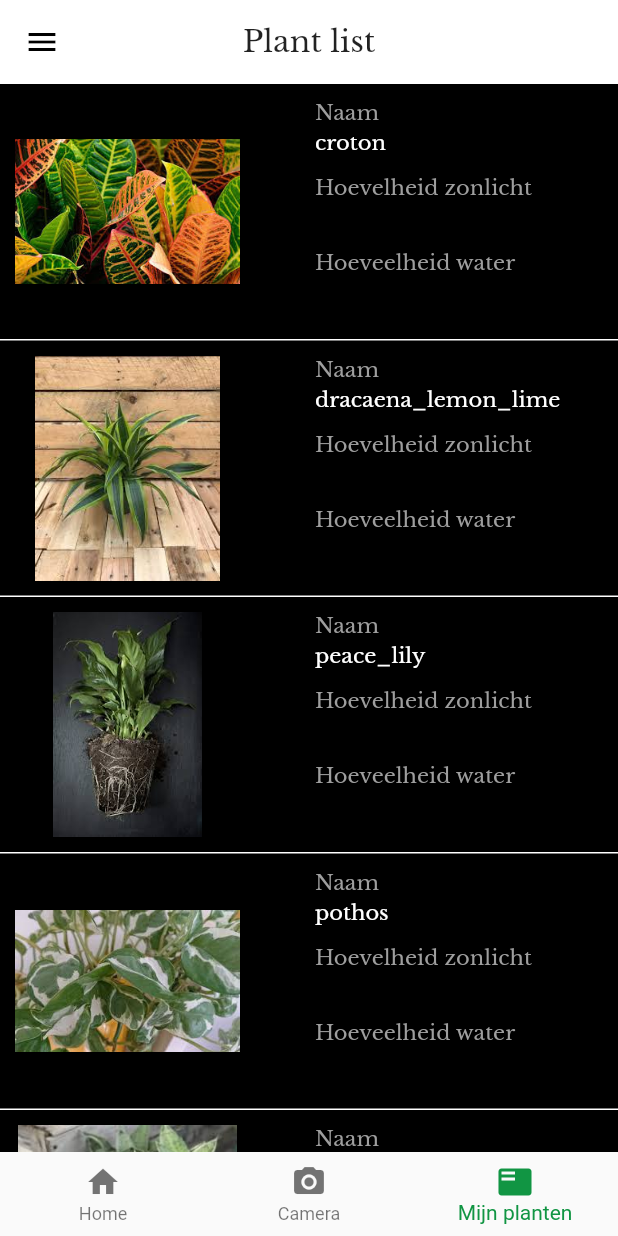
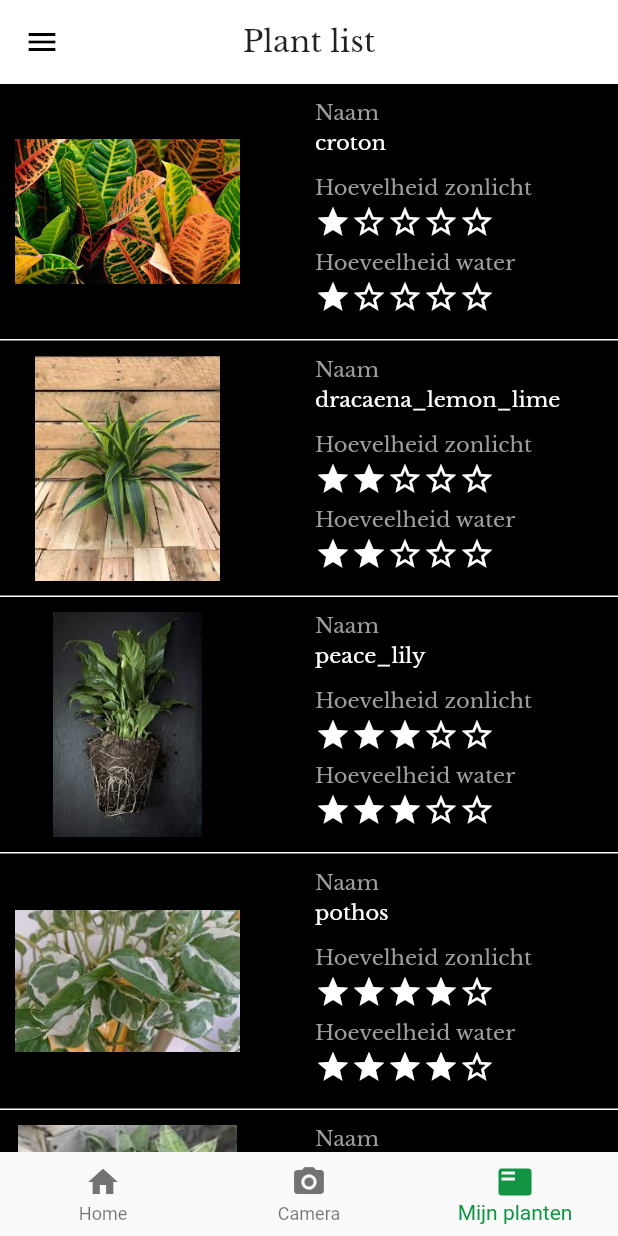
Before and after one commit to Bramgus12/ProjectD, a Flutter app: the PlantList screen opened by its route, on a phone screen of 412 x 824 dp. Run offline on Flutter 3.47's test engine with Material 2 defaults, Android fonts, the phone set to English and light mode, and no system bars.

```diff
--- a/client/lib/pages/PlantList.dart
+++ b/client/lib/pages/PlantList.dart
@@ -19,6 +19,8 @@ class PlantList extends StatelessWidget {
           PlantItem(
               name: plantNames[index % 5],
               image: 'assets/images/' + plantNames[index % 5] + '.jpg',
+              waterNeeded: (index % 5) + 1,
+              sunlightNeeded: (index % 5) + 1,
           ),
         itemCount: 25,
       )
@@ -29,11 +31,13 @@ class PlantList extends StatelessWidget {
 class PlantItem extends StatelessWidget {
   final String name;
   final String image;
+  final int sunlightNeeded;
+  final int waterNeeded;
 
   final double _imageWidth = 150.0;
   final double _imageHeight = 150.0;
 
-  PlantItem({this.name, this.image});
+  PlantItem({this.name, this.image, this.sunlightNeeded, this.waterNeeded});
 
   @override
   Widget build(BuildContext context) {
@@ -74,9 +78,6 @@ class PlantItem extends StatelessWidget {
               top: 20,
               child: Text(
                 name,
-                style: TextStyle(
-                    color: Colors.white
-                ),
               ),
             ),
             Positioned(
@@ -91,6 +92,15 @@ class PlantItem extends StatelessWidget {
             ),
             Positioned(
               left: 200,
+              top: 70,
+              child: RatingRow(
+                count: sunlightNeeded,
+                filledIcon: Icons.star,
+                unfilledIcon: Icons.star_border
+              )
+            ),
+            Positioned(
+              left: 200,
               top: 100,
               child: Text(
                 'Hoeveelheid water',
@@ -98,13 +108,44 @@ class PlantItem extends StatelessWidget {
                     color: Colors.grey
                 ),
               ),
-            )
+            ),
+            Positioned(
+                left: 200,
+                top: 120,
+                child: RatingRow(
+                    count: waterNeeded,
+                    filledIcon: Icons.star,
+                    unfilledIcon: Icons.star_border
+                )
+            ),
           ],
         ),
       ),
       style: TextStyle(
-          fontFamily: 'Libre Baskerville'
+          fontFamily: 'Libre Baskerville',
+          color: Colors.white
       ),
     );
   }
 }
+
+class RatingRow extends StatelessWidget {
+  final int count;
+  final IconData filledIcon;
+  final IconData unfilledIcon;
+
+  RatingRow({this.count, this.filledIcon, this.unfilledIcon});
+
+  @override
+  Widget build(BuildContext context) {
+    return Row(
+      mainAxisSize: MainAxisSize.min,
+      children: List.generate(5, (index) =>
+        Icon(
+          index < count ? filledIcon : unfilledIcon,
+          color: Colors.white
+        )
+      )
+    );
+  }
+}
```
